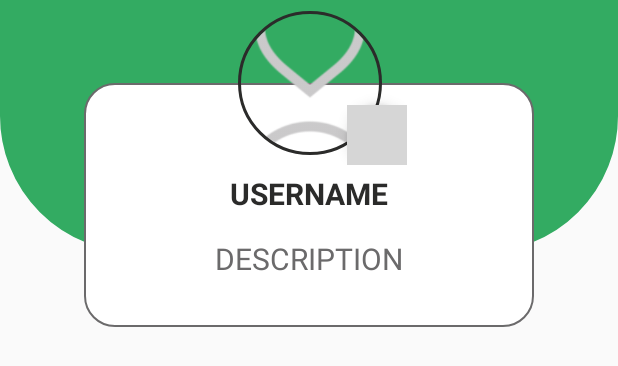
After one commit to Big-sis/bigsis-android, an Android app: the layout fragment_profile.xml on its own in the app's theme, with its tools: preview values and no code run, on a phone screen of 412 x 824 dp. The commit adds this screen. Shown: the top 366 px of the screen. Run offline under Robolectric (Android 15) with nearby library versions, the phone set to English and light mode, and no system bars; grey boxes are pictures that could not be loaded.

Commit message:
rearrange code

```diff
--- a/app/src/main/java/fr/bigsis/android/activity/RegisterActivity.java
+++ b/app/src/main/java/fr/bigsis/android/activity/RegisterActivity.java
@@ -39,7 +39,7 @@ public class RegisterActivity extends AppCompatActivity {
         super.onCreate(savedInstanceState);
         setContentView(R.layout.activity_register);
 
-        constraintLayout= findViewById(R.id.constraint_layout);
+        constraintLayout = findViewById(R.id.constraint_layout);
         mFirebaseAuth = FirebaseAuth.getInstance();
         firstnameBox = findViewById(R.id.etFirstname);
         lastnameBox = findViewById(R.id.etLastname);
--- a/app/src/main/java/fr/bigsis/android/activity/UserProfileActivity.java
+++ b/app/src/main/java/fr/bigsis/android/activity/UserProfileActivity.java
@@ -1,7 +1,6 @@
 package fr.bigsis.android.activity;
 
 import android.content.Intent;
-import android.content.pm.PackageManager;
 import android.os.Bundle;
 import android.transition.TransitionManager;
 import android.view.MenuItem;
@@ -48,6 +47,7 @@ public class UserProfileActivity extends AppCompatActivity implements ToolBarFra
         setContentView(R.layout.activity_user_profile);
 
         setToolBar();
+
         final CurvedBottomNavigationView curvedBottomNavigationView = findViewById(R.id.customBottomBar);
         curvedBottomNavigationView.inflateMenu(R.menu.bottom_menu);
         curvedBottomNavigationView.setOnNavigationItemSelectedListener(new BottomNavigationView.OnNavigationItemSelectedListener() {
@@ -70,7 +70,7 @@ public class UserProfileActivity extends AppCompatActivity implements ToolBarFra
         btContact.setOnClickListener(new View.OnClickListener() {
             @Override
             public void onClick(View v) {
-               startActivity(new Intent(UserProfileActivity.this, ContactListActivity.class));
+                startActivity(new Intent(UserProfileActivity.this, ContactListActivity.class));
             }
         });
 
--- /dev/null
+++ b/app/src/main/res/layout/fragment_profile.xml
@@ -0,0 +1,107 @@
+<?xml version="1.0" encoding="utf-8"?>
+<androidx.constraintlayout.widget.ConstraintLayout xmlns:android="http://schemas.android.com/apk/res/android"
+    xmlns:tools="http://schemas.android.com/tools"
+    android:layout_width="match_parent"
+    android:layout_height="wrap_content"
+    xmlns:app="http://schemas.android.com/apk/res-auto"
+    tools:context=".fragment.ProfileFragment">
+
+
+    <androidx.constraintlayout.widget.ConstraintLayout
+        android:id="@+id/constraint_layout"
+        android:layout_width="0dp"
+        android:layout_height="0dp"
+        android:layout_marginBottom="50dp"
+        android:background="@drawable/rounded_layout"
+        app:layout_constraintBottom_toBottomOf="@+id/constraint_layout_menu"
+        app:layout_constraintEnd_toEndOf="parent"
+        app:layout_constraintStart_toStartOf="parent"
+        app:layout_constraintTop_toTopOf="parent">
+
+
+
+    </androidx.constraintlayout.widget.ConstraintLayout>
+
+
+    <androidx.constraintlayout.widget.ConstraintLayout
+        android:id="@+id/constraint_layout_menu"
+        android:layout_width="300dp"
+        android:layout_height="wrap_content"
+        android:layout_marginBottom="32dp"
+        android:background="@drawable/rounded_menu_layout"
+        app:layout_constraintBottom_toBottomOf="parent"
+        app:layout_constraintEnd_toEndOf="@+id/constraint_layout"
+        app:layout_constraintStart_toStartOf="@+id/constraint_layout"
+        app:layout_constraintTop_toTopOf="parent">
+
+        <TextView
+            android:id="@+id/tvUserNameFragment"
+            android:layout_width="match_parent"
+            android:layout_height="wrap_content"
+            android:layout_marginStart="50dp"
+            android:layout_marginTop="60dp"
+            android:layout_marginEnd="50dp"
+            android:gravity="center"
+            android:textAllCaps="false"
+            android:textColor="@color/colorPrimaryDark"
+            android:textSize="20sp"
+            android:textStyle="bold"
+            app:layout_constraintEnd_toEndOf="parent"
+            app:layout_constraintStart_toStartOf="parent"
+            app:layout_constraintTop_toTopOf="parent"
+            tools:text="USERNAME" />
+
+        <TextView
+            android:id="@+id/tvUserDescriptionFragment"
+            android:layout_width="match_parent"
+            android:layout_height="wrap_content"
+            android:layout_marginStart="50dp"
+            android:layout_marginTop="16dp"
+            android:layout_marginEnd="50dp"
+            android:layout_marginBottom="32dp"
+            android:gravity="center"
+            android:textColor="@color/colorAccent"
+            android:textSize="20sp"
+            app:layout_constraintBottom_toBottomOf="parent"
+            app:layout_constraintEnd_toEndOf="parent"
+            app:layout_constraintStart_toStartOf="parent"
+            app:layout_constraintTop_toBottomOf="@+id/tvUserNameFragment"
+            tools:text="DESCRIPTION" />
+    </androidx.constraintlayout.widget.ConstraintLayout>
+
+    <androidx.constraintlayout.widget.ConstraintLayout
+        android:layout_width="wrap_content"
+        android:layout_height="wrap_content"
+        app:layout_constraintBottom_toTopOf="@+id/constraint_layout_menu"
+        app:layout_constraintEnd_toEndOf="@+id/constraint_layout_menu"
+        app:layout_constraintStart_toStartOf="@+id/constraint_layout_menu"
+        app:layout_constraintTop_toTopOf="@+id/constraint_layout_menu">
+
+        <de.hdodenhof.circleimageview.CircleImageView
+            android:id="@+id/profile_image"
+            android:layout_width="96dp"
+            android:layout_height="96dp"
+            android:src="@drawable/ic_profile_avatar"
+            app:civ_circle_background_color="@color/colorAccent"
+            app:civ_border_color="@color/colorPrimaryDark"
+            app:civ_border_width="2dp"
+            app:layout_constraintBottom_toBottomOf="parent"
+            app:layout_constraintEnd_toEndOf="parent"
+            app:layout_constraintStart_toStartOf="parent"
+            app:layout_constraintTop_toTopOf="parent" />
+
+        <com.google.android.material.floatingactionbutton.FloatingActionButton
+            android:id="@+id/fbEditPicture"
+            android:layout_width="40dp"
+            android:layout_height="40dp"
+            android:layout_marginStart="90dp"
+            android:layout_marginTop="70dp"
+            android:backgroundTint="@color/colorAccent"
+            android:clickable="true"
+            android:src="@drawable/icon_edit"
+            app:fabCustomSize="40dp"
+            app:layout_constraintStart_toStartOf="parent"
+            app:layout_constraintTop_toTopOf="parent" />
+</androidx.constraintlayout.widget.ConstraintLayout>
+
+</androidx.constraintlayout.widget.ConstraintLayout>
```
Also changed, not shown: app/src/main/java/fr/bigsis/android/activity/ContactListActivity.java (+48 -135 lines), app/src/main/java/fr/bigsis/android/activity/TripListActivity.java (+50 -51 lines), app/src/main/res/drawable/ic_profile_avatar.png (added).
